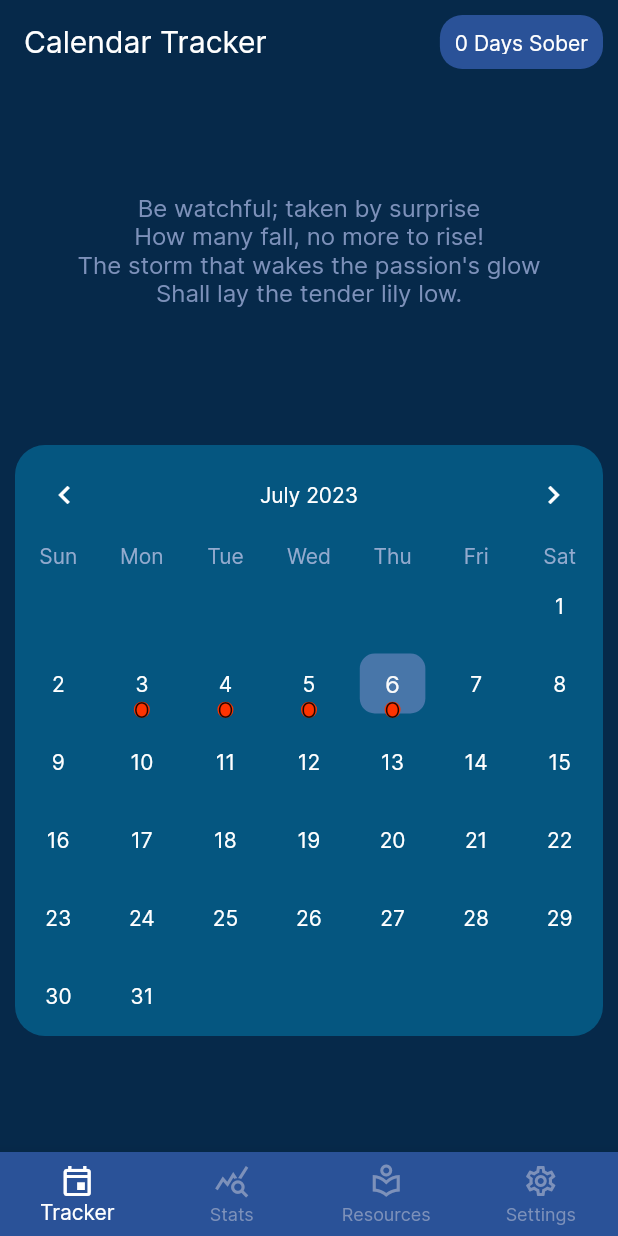
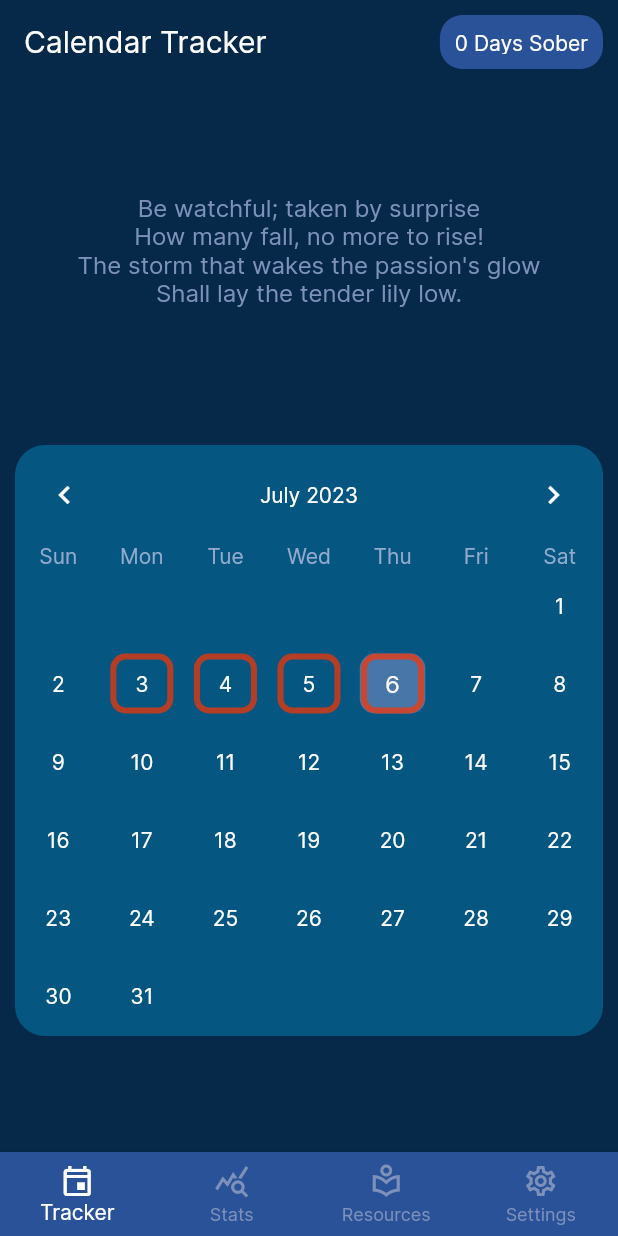
Before and after one commit to matt0681/Addiction-Recovery-App, a Flutter app: the screen it shows after launch, on a phone screen of 412 x 824 dp. Run offline on Flutter 3.47's test engine with Material 2 defaults, Android fonts, the phone set to English and light mode, and no system bars; drawn by our look-alikes of table_calendar; our stand-ins replace flutter_native_splash.

Commit message:
change the event color and marker shapes

```diff
--- a/lib/screens/resources_page.dart
+++ b/lib/screens/resources_page.dart
@@ -38,6 +38,7 @@ class _ResourcesPageState extends State<ResourcesPage> {
               _resourceList[index][1],
               style: TextStyle(color: Color(0xFF7D91BA)),
             ),
+            // onTap: () => launchUrl(),
           ),
         );
       },
--- a/lib/screens/tracker_page.dart
+++ b/lib/screens/tracker_page.dart
@@ -366,11 +366,11 @@ class _TrackerPageState extends State<TrackerPage> {
                   defaultTextStyle: TextStyle(color: Colors.white),
                   markersMaxCount: 1,
                   canMarkersOverflow: false,
-                  markerSizeScale: 0.35, //0.333,
-                  markerDecoration: ShapeDecoration(
-                    color: Colors.white,
-                    shape: CircleBorder(),
-                  ),
+                  // markerSizeScale: 0.35, //0.333,
+                  // markerDecoration: ShapeDecoration(
+                  //   color: Colors.white,
+                  //   shape: CircleBorder(),
+                  // ),
 
                   selectedDecoration: ShapeDecoration(
                     color: Color(0xBB6182b8),
@@ -391,16 +391,26 @@ class _TrackerPageState extends State<TrackerPage> {
                 // builders than in the calendar style.
                 calendarBuilders: CalendarBuilders(
                   markerBuilder: (context, day, events) {
-                    if(events.isNotEmpty) {
+                    if(events.isEmpty) {
+                      return SizedBox(); // return null;
+                    } else {
                       return Container(
-                        decoration: ShapeDecoration(
-                          color: events.first.getColor(),
-                          shape: CircleBorder(),
+                        alignment: Alignment.center,
+                        padding: const EdgeInsets.all(1),
+                        child: Container(
+                          height: 40,
+                          width: 42,
+                          decoration: ShapeDecoration(
+                            shape: RoundedRectangleBorder(
+                              side: BorderSide(
+                                color: events.first.getColor().withOpacity(0.7),
+                                width: 4,
+                              ),
+                              borderRadius: BorderRadius.all(Radius.circular(10.0)),
+                            ),
+                          )
                         ),
-                        child: Text('O'),
                       );
-                    } else {
-                      return null;
                     }
                   },
                 ),
```
